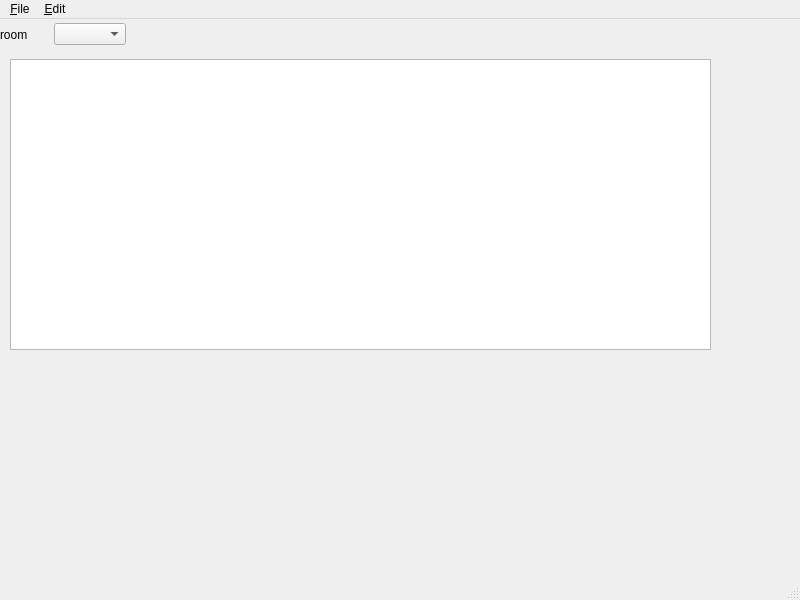
Above: mainwindow.ui from Arutmania/studia before the change. Below: the same form after it.
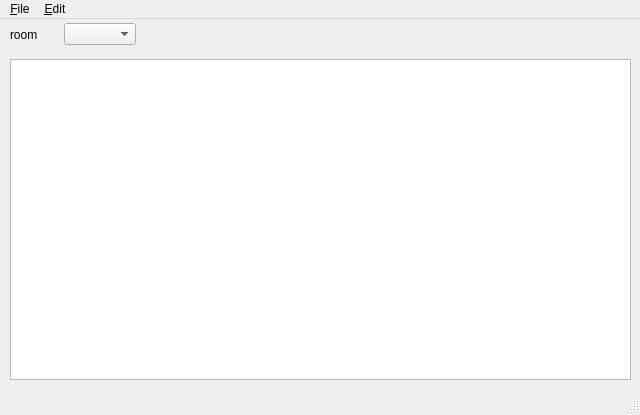
That is the form after the change.

The edit to the form file:
```diff
--- a/mainwindow.ui
+++ b/mainwindow.ui
@@ -6,8 +6,8 @@
    <rect>
     <x>0</x>
     <y>0</y>
-    <width>800</width>
-    <height>600</height>
+    <width>640</width>
+    <height>415</height>
    </rect>
   </property>
   <property name="windowTitle">
@@ -19,15 +19,15 @@
      <rect>
       <x>10</x>
       <y>40</y>
-      <width>701</width>
-      <height>291</height>
+      <width>621</width>
+      <height>321</height>
      </rect>
     </property>
    </widget>
-   <widget class="QWidget" name="">
+   <widget class="QWidget" name="layoutWidget">
     <property name="geometry">
      <rect>
-      <x>0</x>
+      <x>10</x>
       <y>0</y>
       <width>126</width>
       <height>31</height>
@@ -52,7 +52,7 @@
     <rect>
      <x>0</x>
      <y>0</y>
-     <width>800</width>
+     <width>640</width>
      <height>27</height>
     </rect>
    </property>
```
